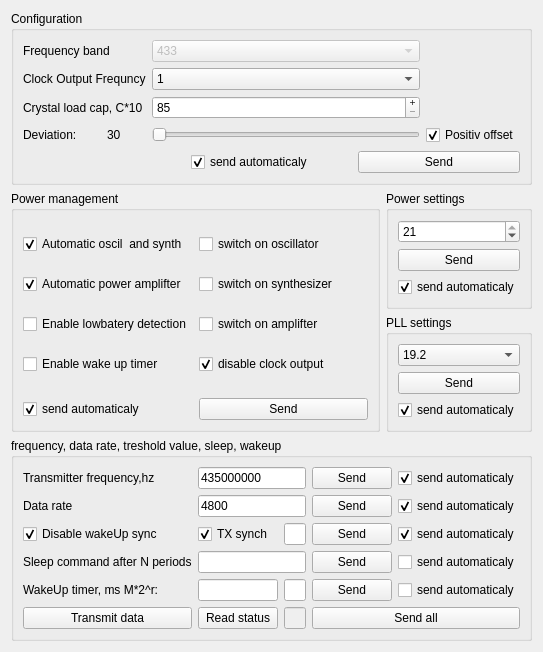
Qt form transmittercontrolpanel.ui (nonalcogolic/RFM01-RFM02-tuning-tool) before a commit.
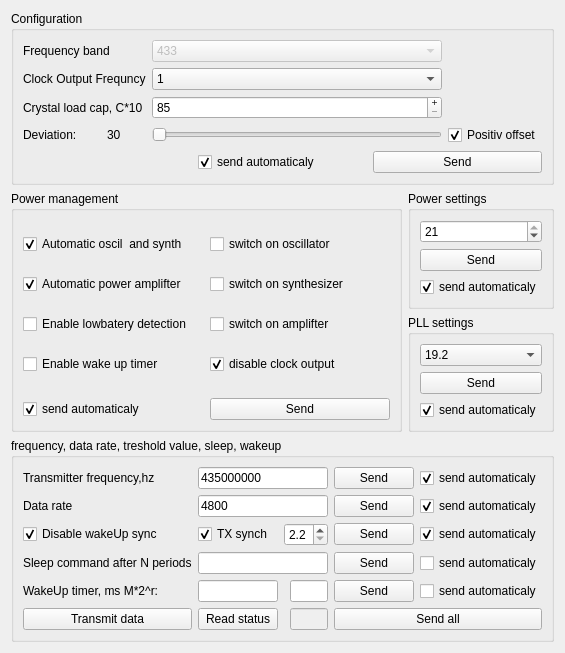
The same form after that commit.

Commit message: transmitter panel: most part ready

The edit to the form file:
```diff
--- a/transmittercontrolpanel.ui
+++ b/transmittercontrolpanel.ui
@@ -25,7 +25,7 @@
         <item>
          <layout class="QVBoxLayout" name="verticalLayout_3">
           <item>
-           <widget class="QComboBox" name="comboBox_4">
+           <widget class="QComboBox" name="comboBox_PLL">
             <item>
              <property name="text">
               <string>19.2</string>
@@ -261,7 +261,7 @@
         <item>
          <layout class="QVBoxLayout" name="verticalLayout">
           <item>
-           <widget class="QSpinBox" name="spinBox">
+           <widget class="QSpinBox" name="spinBox_power">
             <property name="maximum">
              <number>21</number>
             </property>
@@ -405,9 +405,6 @@
         </property>
        </widget>
       </item>
-      <item row="4" column="1">
-       <widget class="QLineEdit" name="lineEdit_wakeUp_mantis"/>
-      </item>
       <item row="4" column="0">
        <widget class="QLabel" name="label_9">
         <property name="text">
@@ -415,45 +412,47 @@
         </property>
        </widget>
       </item>
-      <item row="4" column="2">
-       <widget class="QLineEdit" name="lineEdit_wakeUp_pow"/>
+      <item row="4" column="1">
+       <widget class="QLineEdit" name="lineEdit_wakeUp_mantis"/>
       </item>
-      <item row="5" column="0">
-       <widget class="QPushButton" name="but_transmit_data">
+      <item row="2" column="5">
+       <widget class="QCheckBox" name="checkBox_send_auto_treshold">
         <property name="text">
-         <string>Transmit data</string>
+         <string>send automaticaly</string>
         </property>
+        <property name="checked">
+         <bool>true</bool>
+        </property>
        </widget>
       </item>
-      <item row="5" column="1">
-       <widget class="QPushButton" name="but_read_status">
+      <item row="0" column="5">
+       <widget class="QCheckBox" name="checkBox_send_auto_work_freq">
         <property name="text">
-         <string>Read status</string>
+         <string>send automaticaly</string>
         </property>
-       </widget>
-      </item>
-      <item row="5" column="2">
-       <widget class="QLineEdit" name="lineEdit_status">
-        <property name="enabled">
-         <bool>false</bool>
+        <property name="checked">
+         <bool>true</bool>
         </property>
        </widget>
       </item>
-      <item row="4" column="3">
-       <widget class="QPushButton" name="but_send_wake">
+      <item row="2" column="4">
+       <widget class="QPushButton" name="but_send_tx_dwake_treshold">
         <property name="text">
          <string>Send</string>
         </property>
        </widget>
       </item>
-      <item row="3" column="3">
-       <widget class="QPushButton" name="but_send_sleep">
+      <item row="1" column="5">
+       <widget class="QCheckBox" name="checkBox_send_auto_data_rate">
         <property name="text">
-         <string>Send</string>
+         <string>send automaticaly</string>
         </property>
+        <property name="checked">
+         <bool>true</bool>
+        </property>
        </widget>
       </item>
-      <item row="3" column="1" colspan="2">
+      <item row="3" column="1" colspan="3">
        <widget class="QLineEdit" name="lineEdit_sleep_periods"/>
       </item>
       <item row="0" column="0">
@@ -463,22 +462,56 @@
         </property>
        </widget>
       </item>
-      <item row="1" column="3">
-       <widget class="QPushButton" name="but_send_datarate">
-        <property name="text">
-         <string>Send</string>
-        </property>
-       </widget>
-      </item>
-      <item row="0" column="3">
+      <item row="0" column="4">
        <widget class="QPushButton" name="but_send_work_freq">
         <property name="text">
          <string>Send</string>
         </property>
        </widget>
       </item>
+      <item row="1" column="4">
+       <widget class="QPushButton" name="but_send_datarate">
+        <property name="text">
+         <string>Send</string>
+        </property>
+       </widget>
+      </item>
+      <item row="3" column="4">
+       <widget class="QPushButton" name="but_send_sleep">
+        <property name="text">
+         <string>Send</string>
+        </property>
+       </widget>
+      </item>
+      <item row="3" column="5">
+       <widget class="QCheckBox" name="checkBox_send_auto_sleep_periods">
+        <property name="text">
+         <string>send automaticaly</string>
+        </property>
+        <property name="checked">
+         <bool>false</bool>
+        </property>
+       </widget>
+      </item>
+      <item row="4" column="5">
+       <widget class="QCheckBox" name="checkBox_send_auto_wakeup">
+        <property name="text">
+         <string>send automaticaly</string>
+        </property>
+        <property name="checked">
+         <bool>false</bool>
+        </property>
+       </widget>
+      </item>
+      <item row="5" column="4" colspan="2">
+       <widget class="QPushButton" name="but_send_all">
+        <property name="text">
+         <string>Send all</string>
+        </property>
+       </widget>
+      </item>
       <item row="2" column="0">
-       <widget class="QCheckBox" name="checkBox_disableWakeUp">
+       <widget class="QCheckBox" name="checkBox_disableWakeUpSync">
         <property name="text">
          <string>Disable wakeUp sync</string>
         </property>
@@ -487,13 +520,6 @@
         </property>
        </widget>
       </item>
-      <item row="1" column="0">
-       <widget class="QLabel" name="label_6">
-        <property name="text">
-         <string>Data rate</string>
-        </property>
-       </widget>
-      </item>
       <item row="2" column="1">
        <widget class="QCheckBox" name="checkBox_en_tx">
         <property name="text">
@@ -504,88 +530,71 @@
         </property>
        </widget>
       </item>
-      <item row="1" column="1" colspan="2">
+      <item row="1" column="1" colspan="3">
        <widget class="QLineEdit" name="lineEdit_data_rate">
         <property name="text">
          <string>4800</string>
         </property>
        </widget>
       </item>
-      <item row="0" column="1" colspan="2">
+      <item row="1" column="0">
+       <widget class="QLabel" name="label_6">
+        <property name="text">
+         <string>Data rate</string>
+        </property>
+       </widget>
+      </item>
+      <item row="0" column="1" colspan="3">
        <widget class="QLineEdit" name="lineEdit_work_freq">
         <property name="text">
          <string>435000000</string>
         </property>
        </widget>
       </item>
-      <item row="2" column="2">
-       <widget class="QLineEdit" name="lineEdit_treshold">
-        <property name="toolTip">
-         <string>Treshold value</string>
-        </property>
-       </widget>
+      <item row="4" column="3">
+       <widget class="QLineEdit" name="lineEdit_wakeUp_pow"/>
       </item>
-      <item row="2" column="3">
-       <widget class="QPushButton" name="but_send_tx_dwake_treshold">
+      <item row="5" column="0">
+       <widget class="QPushButton" name="but_transmit_data">
         <property name="text">
-         <string>Send</string>
-        </property>
-       </widget>
-      </item>
-      <item row="0" column="4">
-       <widget class="QCheckBox" name="checkBox_send_auto_work_freq">
-        <property name="text">
-         <string>send automaticaly</string>
-        </property>
-        <property name="checked">
-         <bool>true</bool>
-        </property>
-       </widget>
-      </item>
-      <item row="1" column="4">
-       <widget class="QCheckBox" name="checkBox_send_auto_data_rate">
-        <property name="text">
-         <string>send automaticaly</string>
-        </property>
-        <property name="checked">
-         <bool>true</bool>
-        </property>
-       </widget>
-      </item>
-      <item row="2" column="4">
-       <widget class="QCheckBox" name="checkBox_send_auto_treshold">
-        <property name="text">
-         <string>send automaticaly</string>
-        </property>
-        <property name="checked">
-         <bool>true</bool>
-        </property>
-       </widget>
-      </item>
-      <item row="3" column="4">
-       <widget class="QCheckBox" name="checkBox_send_auto_sleep_periods">
-        <property name="text">
-         <string>send automaticaly</string>
-        </property>
-        <property name="checked">
-         <bool>false</bool>
+         <string>Transmit data</string>
         </property>
        </widget>
       </item>
       <item row="4" column="4">
-       <widget class="QCheckBox" name="checkBox_send_auto_wakeup">
+       <widget class="QPushButton" name="but_send_wake">
         <property name="text">
-         <string>send automaticaly</string>
+         <string>Send</string>
         </property>
-        <property name="checked">
+       </widget>
+      </item>
+      <item row="5" column="1">
+       <widget class="QPushButton" name="but_read_status">
+        <property name="text">
+         <string>Read status</string>
+        </property>
+       </widget>
+      </item>
+      <item row="5" column="3">
+       <widget class="QLineEdit" name="lineEdit_status">
+        <property name="enabled">
          <bool>false</bool>
         </property>
        </widget>
       </item>
-      <item row="5" column="3" colspan="2">
-       <widget class="QPushButton" name="but_send_all">
-        <property name="text">
-         <string>Send all</string>
+      <item row="2" column="2" colspan="2">
+       <widget class="QDoubleSpinBox" name="treshold">
+        <property name="decimals">
+         <number>1</number>
+        </property>
+        <property name="minimum">
+         <double>2.200000000000000</double>
+        </property>
+        <property name="maximum">
+         <double>5.300000000000000</double>
+        </property>
+        <property name="singleStep">
+         <double>0.100000000000000</double>
         </property>
        </widget>
       </item>
```
The commit also changes 3 other files.
